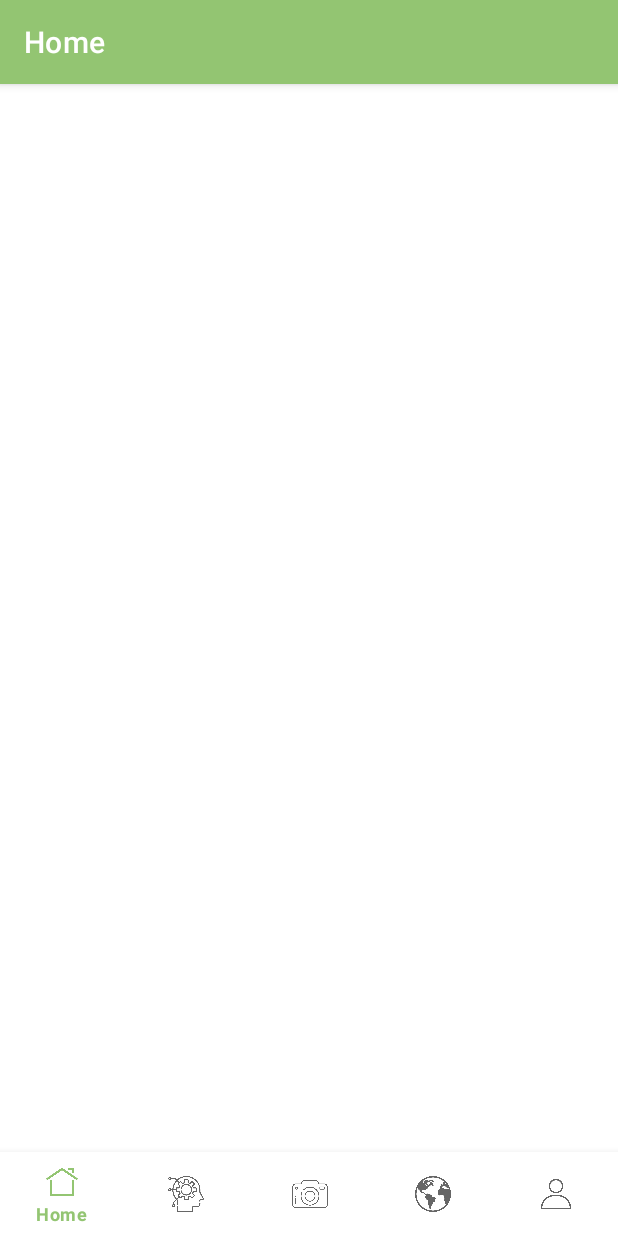
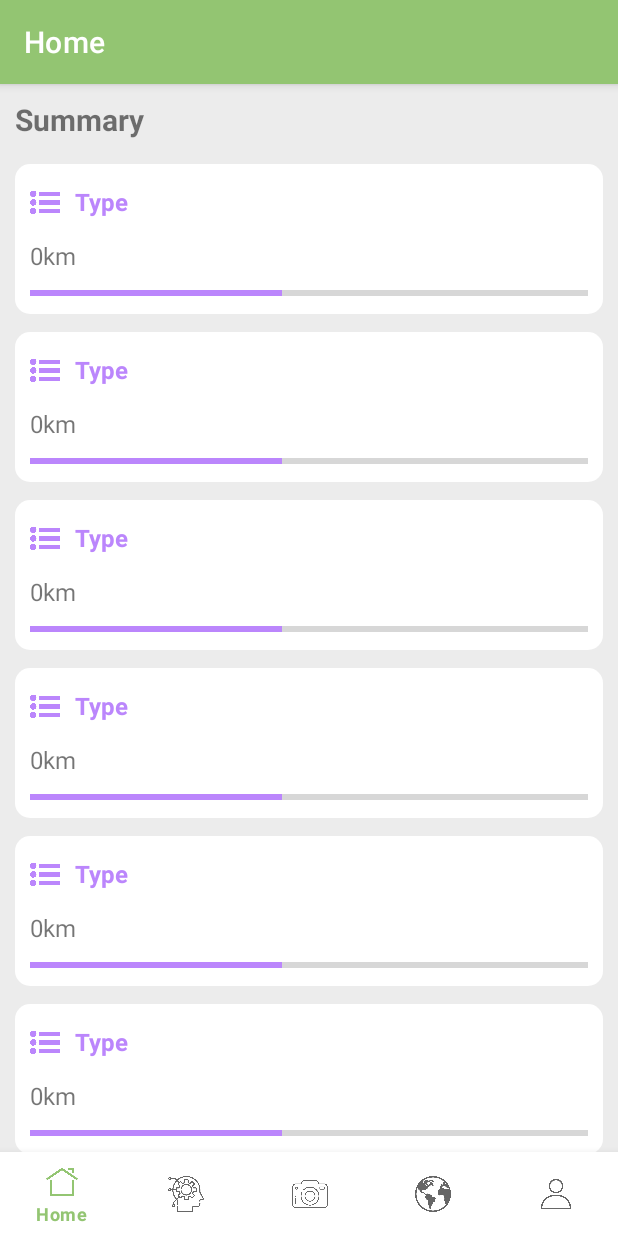
Before and after one commit to lena5rovic98/master, an Android app: the screen it shows after launch once a user with an empty profile is signed in (MainActivity), on a phone screen of 412 x 824 dp. Run offline under Robolectric (Android 15) with nearby library versions, the phone set to English and light mode, and no system bars; our stand-ins replace Firebase (no records; nobody signed in at launch, a user with empty details on screens opened directly), navigation-ui; libraries missing offline, so code that uses them is left out: org.tensorflow.lite; 5 statements that could not run were skipped.

Commit message:
home fragment ui

```diff
--- a/app/src/main/java/com/example/master/ui/home/FaceDetection.kt
+++ /dev/null
@@ -1,18 +0,0 @@
-package com.example.master.ui.home
-
-import android.app.Application
-import com.google.firebase.FirebaseApp
-
-
-class LCOFaceDetection : Application() {
-    // initializing our firebase
-    override fun onCreate() {
-        super.onCreate()
-        FirebaseApp.initializeApp(this)
-    }
-
-    companion object {
-        const val RESULT_TEXT = "RESULT_TEXT"
-        const val RESULT_DIALOG = "RESULT_DIALOG"
-    }
-}
--- a/app/src/main/java/com/example/master/ui/home/HomeFragment.kt
+++ b/app/src/main/java/com/example/master/ui/home/HomeFragment.kt
@@ -1,30 +1,19 @@
 package com.example.master.ui.home
 
-import android.content.Intent
-import android.content.Intent.getIntent
-import android.graphics.Bitmap
-import android.graphics.BitmapFactory
-import android.os.AsyncTask
 import android.os.Bundle
 import android.view.LayoutInflater
 import android.view.View
 import android.view.ViewGroup
-import android.widget.ImageButton
-import android.widget.ProgressBar
-import android.widget.TextView
-import android.widget.Toast
 import androidx.fragment.app.Fragment
-import com.camerakit.CameraKit
-import com.camerakit.CameraKitView
-import com.example.master.R
-import com.google.android.material.floatingactionbutton.FloatingActionButton
-import com.google.firebase.ml.vision.FirebaseVision
-import com.google.firebase.ml.vision.common.FirebaseVisionImage
-import com.google.firebase.ml.vision.face.*
-
+import androidx.lifecycle.ViewModelProvider
+import com.example.master.databinding.FragmentHomeBinding
+import com.example.master.models.DetectedFace
+import java.util.*
 
 class HomeFragment : Fragment() {
 
+    private var _binding: FragmentHomeBinding? = null
+    private val binding get() = _binding!!
     private lateinit var homeViewModel: HomeViewModel
 
     override fun onCreateView(
@@ -32,14 +21,26 @@ class HomeFragment : Fragment() {
       container: ViewGroup?,
       savedInstanceState: Bundle?
     ): View? {
-    val root = inflater.inflate(R.layout.fragment_home, container, false)
+      _binding = FragmentHomeBinding.inflate(inflater, container, false)
 
+      homeViewModel = ViewModelProvider(this)[HomeViewModel::class.java]
 
-    val str: String = "hi hi hi"
+      initRecyclerView()
 
-    return root
+      return binding.root
     }
 
-
+    private fun initRecyclerView() {
+      if (binding.recyclerViewSummary.adapter != null) return
+      binding.recyclerViewSummary.adapter = SummaryRecyclerViewAdapter()
+      val faces = ArrayList<DetectedFace>()
+      faces.add(DetectedFace())
+      faces.add(DetectedFace())
+      faces.add(DetectedFace())
+      faces.add(DetectedFace())
+      faces.add(DetectedFace())
+      faces.add(DetectedFace())
+      (binding.recyclerViewSummary.adapter as SummaryRecyclerViewAdapter).submitList(faces)
+    }
 
 }
--- /dev/null
+++ b/app/src/main/java/com/example/master/ui/home/SummaryRecyclerViewAdapter.kt
@@ -0,0 +1,43 @@
+package com.example.master.ui.home
+
+import android.view.LayoutInflater
+import android.view.ViewGroup
+import androidx.recyclerview.widget.DiffUtil
+import androidx.recyclerview.widget.ListAdapter
+import androidx.recyclerview.widget.RecyclerView
+import com.example.master.databinding.ItemSummaryBinding
+import com.example.master.models.DetectedFace
+
+class SummaryRecyclerViewAdapter : ListAdapter<DetectedFace, SummaryRecyclerViewAdapter.SummaryHolder>(DIFF_CALLBACK) {
+
+    companion object {
+        private val DIFF_CALLBACK = object : DiffUtil.ItemCallback<DetectedFace>() {
+            override fun areItemsTheSame(oldItem: DetectedFace, newItem: DetectedFace): Boolean {
+                return oldItem.dateTime == newItem.dateTime
+            }
+
+            override fun areContentsTheSame(oldItem: DetectedFace, newItem: DetectedFace): Boolean {
+                return oldItem == newItem
+            }
+        }
+    }
+
+    override fun onCreateViewHolder(parent: ViewGroup, viewType: Int): SummaryHolder {
+        return SummaryHolder(ItemSummaryBinding.inflate(LayoutInflater.from(parent.context), parent, false))
+    }
+
+    override fun onBindViewHolder(holder: SummaryHolder, position: Int) {
+        holder.bind(getItem(position))
+    }
+
+    inner class SummaryHolder(val binding: ItemSummaryBinding): RecyclerView.ViewHolder(binding.root) {
+
+        private lateinit var mSummary: DetectedFace
+
+        fun bind(summary: DetectedFace) {
+            mSummary = summary
+            binding.labelSummaryType.text = "Type"
+            binding.labelSummaryValue.text = "0km"
+        }
+    }
+}
--- /dev/null
+++ b/app/src/main/res/drawable/shape_white_rounded.xml
@@ -0,0 +1,9 @@
+<shape xmlns:android="http://schemas.android.com/apk/res/android">
+    <solid android:color="@color/white"/>
+    <corners android:radius="10dp"/>
+    <padding
+            android:left="0dp"
+            android:top="0dp"
+            android:right="0dp"
+            android:bottom="0dp" />
+</shape>
--- a/app/src/main/res/layout/fragment_home.xml
+++ b/app/src/main/res/layout/fragment_home.xml
@@ -5,19 +5,30 @@
     xmlns:tools="http://schemas.android.com/tools"
     android:layout_width="match_parent"
     android:layout_height="match_parent"
+    android:background="@color/lighter_gray"
     tools:context=".ui.home.HomeFragment" >
 
     <TextView
-        android:id="@+id/text_home"
-        android:layout_width="match_parent"
-        android:layout_height="wrap_content"
-        android:layout_marginStart="8dp"
-        android:layout_marginTop="8dp"
-        android:layout_marginEnd="8dp"
-        android:textAlignment="center"
-        android:textSize="20sp"
-        app:layout_constraintEnd_toEndOf="parent"
-        app:layout_constraintStart_toStartOf="parent"
-        app:layout_constraintTop_toTopOf="parent"
-        app:layout_constraintBottom_toBottomOf="parent" />
+            android:id="@+id/label_summary"
+            android:layout_width="wrap_content"
+            android:layout_height="wrap_content"
+            android:layout_marginTop="@dimen/margin_normal"
+            android:layout_marginStart="@dimen/margin_normal"
+            android:textSize="@dimen/font_big"
+            android:textStyle="bold"
+            android:text="@string/label_summary"
+            app:layout_constraintTop_toTopOf="parent"
+            app:layout_constraintStart_toStartOf="parent"/>
+
+    <androidx.recyclerview.widget.RecyclerView
+            android:id="@+id/recycler_view_summary"
+            android:layout_width="match_parent"
+            android:layout_height="0dp"
+            android:layout_marginTop="@dimen/margin_normal"
+            tools:listitem="@layout/item_summary"
+            tools:itemCount="10"
+            app:layoutManager="androidx.recyclerview.widget.LinearLayoutManager"
+            app:layout_constraintTop_toBottomOf="@id/label_summary"
+            app:layout_constraintBottom_toBottomOf="parent"/>
+
 </androidx.constraintlayout.widget.ConstraintLayout>
--- /dev/null
+++ b/app/src/main/res/layout/item_summary.xml
@@ -0,0 +1,54 @@
+<?xml version="1.0" encoding="utf-8"?>
+<androidx.constraintlayout.widget.ConstraintLayout
+        xmlns:android="http://schemas.android.com/apk/res/android" xmlns:app="http://schemas.android.com/apk/res-auto"
+        android:layout_marginVertical="@dimen/margin_small"
+        android:layout_marginHorizontal="@dimen/margin_normal"
+        android:paddingBottom="@dimen/margin_small"
+        android:background="@drawable/shape_white_rounded"
+        android:layout_width="match_parent"
+        android:layout_height="wrap_content">
+
+    <ImageView
+            android:id="@+id/image_summary"
+            android:layout_width="30dp"
+            android:layout_height="30dp"
+            android:layout_marginTop="@dimen/margin_normal"
+            android:layout_marginStart="@dimen/margin_normal"
+            android:src="@drawable/ic_summary"
+            android:tint="@color/purple_200"
+            app:layout_constraintTop_toTopOf="parent"
+            app:layout_constraintStart_toStartOf="parent"/>
+
+    <TextView
+            android:id="@+id/label_summary_type"
+            android:layout_width="wrap_content"
+            android:layout_height="wrap_content"
+            android:text="Images smiling"
+            android:textColor="@color/purple_200"
+            android:textStyle="bold"
+            android:textSize="@dimen/font_normal"
+            app:layout_constraintTop_toTopOf="@id/image_summary"
+            app:layout_constraintBottom_toBottomOf="@id/image_summary"
+            app:layout_constraintStart_toEndOf="@id/image_summary"/>
+
+    <TextView
+            android:id="@+id/label_summary_value"
+            android:layout_width="wrap_content"
+            android:layout_height="wrap_content"
+            android:layout_marginTop="@dimen/margin_normal"
+            android:text="20 images"
+            android:textSize="@dimen/font_normal"
+            app:layout_constraintTop_toBottomOf="@id/image_summary"
+            app:layout_constraintStart_toStartOf="@id/image_summary"/>
+
+    <ProgressBar
+            android:layout_width="match_parent"
+            android:layout_height="wrap_content"
+            android:layout_marginHorizontal="@dimen/margin_normal"
+            android:layout_marginTop="@dimen/margin_small"
+            style="?android:attr/progressBarStyleHorizontal"
+            android:max="100"
+            android:progress="45"
+            android:theme="@style/ProgressBar"
+            app:layout_constraintTop_toBottomOf="@id/label_summary_value"/>
+</androidx.constraintlayout.widget.ConstraintLayout>
--- a/app/src/main/res/values/colors.xml
+++ b/app/src/main/res/values/colors.xml
@@ -8,6 +8,7 @@
     <color name="black">#FF000000</color>
     <color name="white">#FFFFFFFF</color>
 
+    <color name="lighter_gray">#ececec</color>
     <color name="light_gray">#C5C5C5</color>
     <color name="light_green">#93C572</color>
 </resources>
--- a/app/src/main/res/values/strings.xml
+++ b/app/src/main/res/values/strings.xml
@@ -19,6 +19,9 @@
     <string name="placeholder_weight">Weight in kg</string>
     <string name="placeholder_height">Height in cm</string>
 
+    <!-- Home Fragment -->
+    <string name="label_summary">Summary</string>
+
     <!-- Profile Fragment -->
     <string name="label_logout">Log out</string>
     <string name="label_allow_access">Allow app to track your data in order to improve health algorithm.</string>
--- a/app/src/main/res/values/themes.xml
+++ b/app/src/main/res/values/themes.xml
@@ -13,4 +13,8 @@
         <item name="android:statusBarColor" tools:targetApi="l">?attr/colorPrimaryVariant</item>
         <!-- Customize your theme here. -->
     </style>
+
+    <style name="ProgressBar">
+        <item name="colorAccent">@color/purple_200</item> <!-- Whatever color you want-->
+    </style>
 </resources>
```
Also changed, not shown: app/src/main/res/drawable/ic_summary.png (added). Lines whose indentation alone changed are shown as unchanged.
